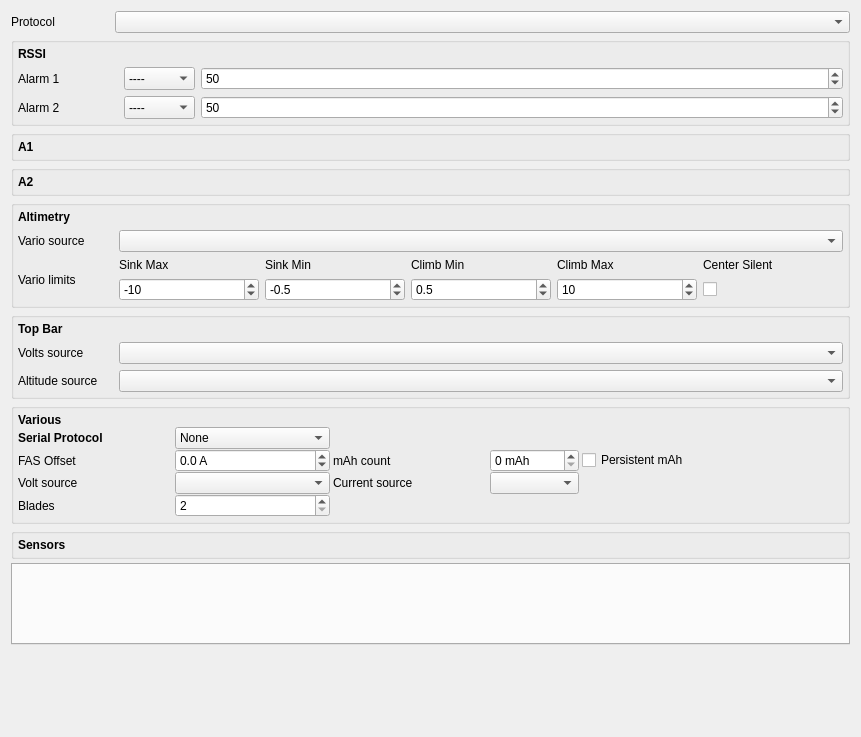
Old version of the form companion/src/modeledit/telemetry.ui in the repository opentx/opentx.
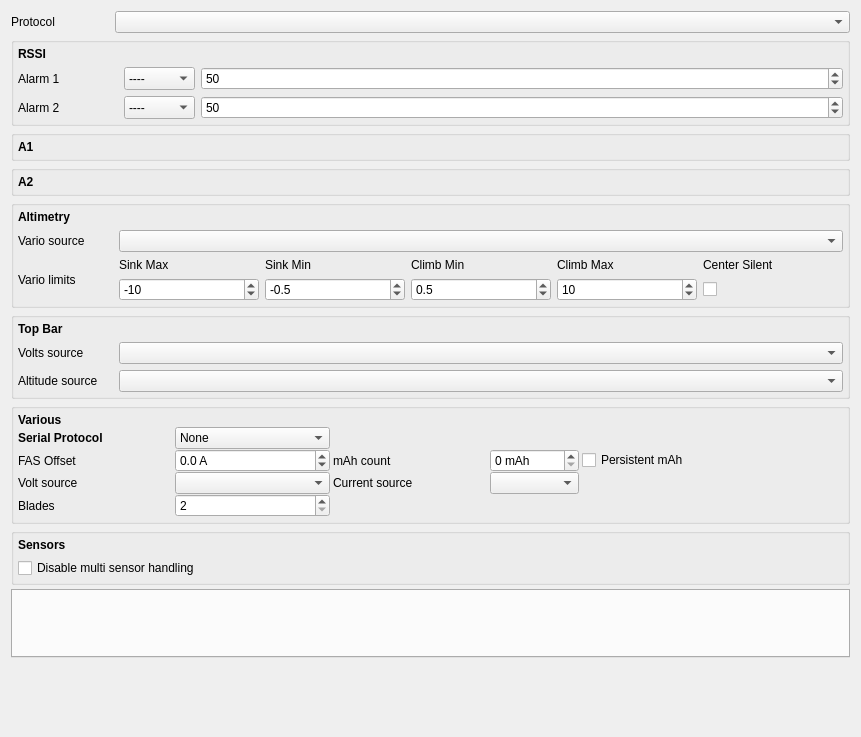
New version of the form. Custom widgets are drawn as their Qt base class.

What changed in the file:
```diff
--- a/companion/src/modeledit/telemetry.ui
+++ b/companion/src/modeledit/telemetry.ui
@@ -909,6 +909,13 @@
         </property>
        </widget>
       </item>
+      <item row="2" column="0">
+       <widget class="QCheckBox" name="ignoreSensorIds">
+        <property name="text">
+         <string>Disable multi sensor handling</string>
+        </property>
+       </widget>
+      </item>
      </layout>
     </widget>
    </item>
```
Left out of the diff: 2 changed lines with no effect on the pictures.
